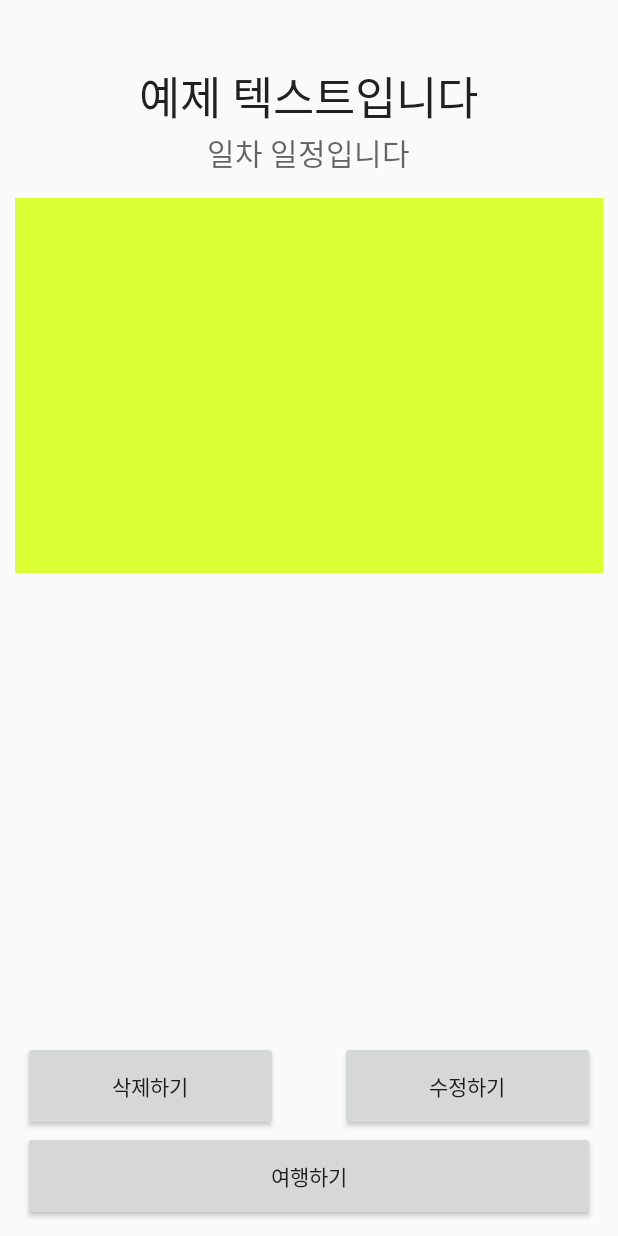
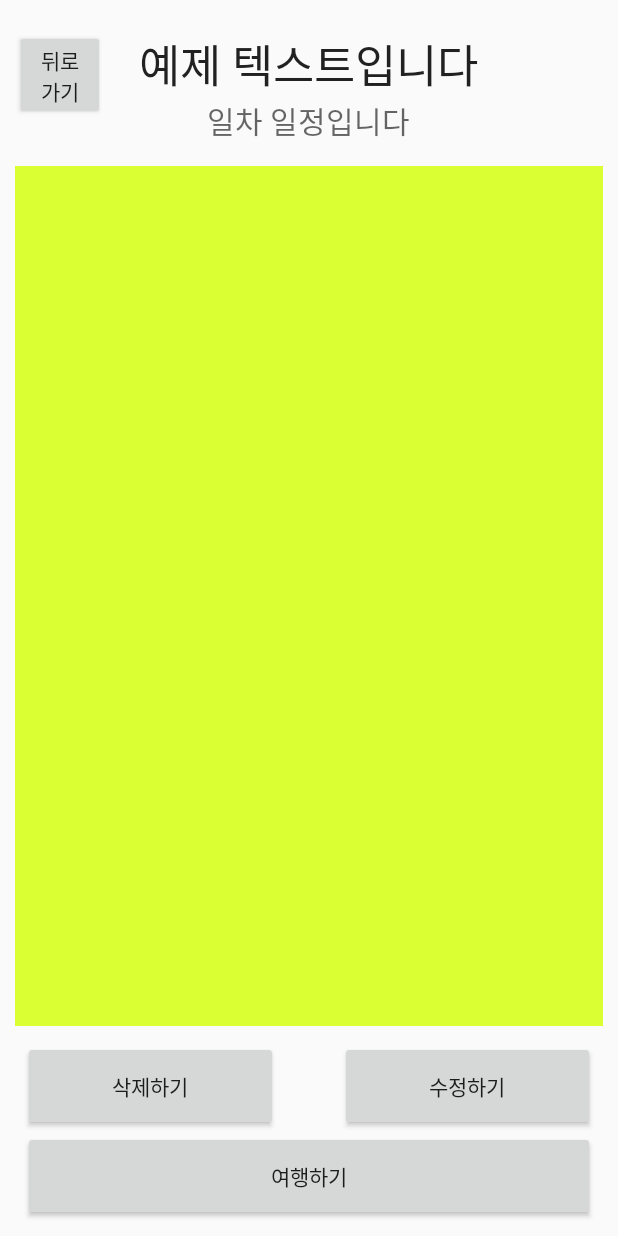
Before and after one commit to jieunhong/GoTogther2016, an Android app: the ActivityTravelDetail screen opened directly, with no data from a screen before it, on a phone screen of 412 x 824 dp. Run offline under Robolectric (Android 15) with nearby library versions, the phone set to English and light mode, and no system bars; 4 statements that could not run were skipped.

Commit message:
#18 ActivityTravelEdit 완성하기

```diff
--- a/app/src/main/java/weourus/emirim/hs/kr/gotogether/ActivityTravelDetail.java
+++ b/app/src/main/java/weourus/emirim/hs/kr/gotogether/ActivityTravelDetail.java
@@ -19,6 +19,7 @@ public class ActivityTravelDetail extends Activity{
     LocationListViewAdapter adapter;
     Button delete;
     Button edit;
+    Button back;
     int position;
 
     @Override
@@ -31,6 +32,7 @@ public class ActivityTravelDetail extends Activity{
         travel_info_list = (ListView)findViewById(R.id.travel_info_list);
         delete = (Button)findViewById(R.id.travel_delete);
         edit = (Button)findViewById(R.id.travel_edit);
+        back = (Button)findViewById(R.id.back_travel_list);
 
     }
 
@@ -73,5 +75,12 @@ public class ActivityTravelDetail extends Activity{
                 startActivity(intent);
             }
         });
+        back.setOnClickListener(new View.OnClickListener() {
+            @Override
+            public void onClick(View v) {
+                Intent intent = new Intent(getApplicationContext(),ActivityTravelList.class);
+                startActivity(intent);
+            }
+        });
     }
 }
--- a/app/src/main/res/layout/travel_detail_activity.xml
+++ b/app/src/main/res/layout/travel_detail_activity.xml
@@ -13,18 +13,19 @@
         android:layout_marginLeft="10dp"
         android:layout_marginRight="10dp"
         android:layout_marginTop="15dp"
-        android:background="#daff33" />
+        android:background="#daff33"
+        android:layout_above="@+id/travel_delete"
+        android:layout_marginBottom="10dp" />
 
     <TextView
         android:layout_width="wrap_content"
         android:layout_height="wrap_content"
         android:textAppearance="?android:attr/textAppearanceLarge"
         android:id="@+id/travel_info_name"
-        android:layout_alignParentTop="true"
+        android:textSize="30dp"
+        android:text="예제 텍스트입니다"
         android:layout_centerHorizontal="true"
-        android:layout_marginTop="41dp"
-        android:textSize="30dp"
-        android:text="예제 텍스트입니다" />
+        android:layout_marginTop="20dp" />
 
     <TextView
         android:layout_width="wrap_content"
@@ -65,4 +66,15 @@
         android:layout_alignParentRight="true"
         android:layout_alignParentEnd="true"
         android:layout_marginRight="15dp" />
+
+    <Button
+        android:layout_width="60dp"
+        android:layout_height="60dp"
+        android:text="뒤로가기"
+        android:id="@+id/back_travel_list"
+        android:layout_alignParentTop="true"
+        android:layout_alignParentLeft="true"
+        android:layout_alignParentStart="true"
+        android:layout_marginTop="20dp"
+        android:layout_marginLeft="10dp" />
 </RelativeLayout>
```
Also changed, not shown: app/src/main/java/weourus/emirim/hs/kr/gotogether/ActivityTravelEdit.java (+50 -0 lines).
